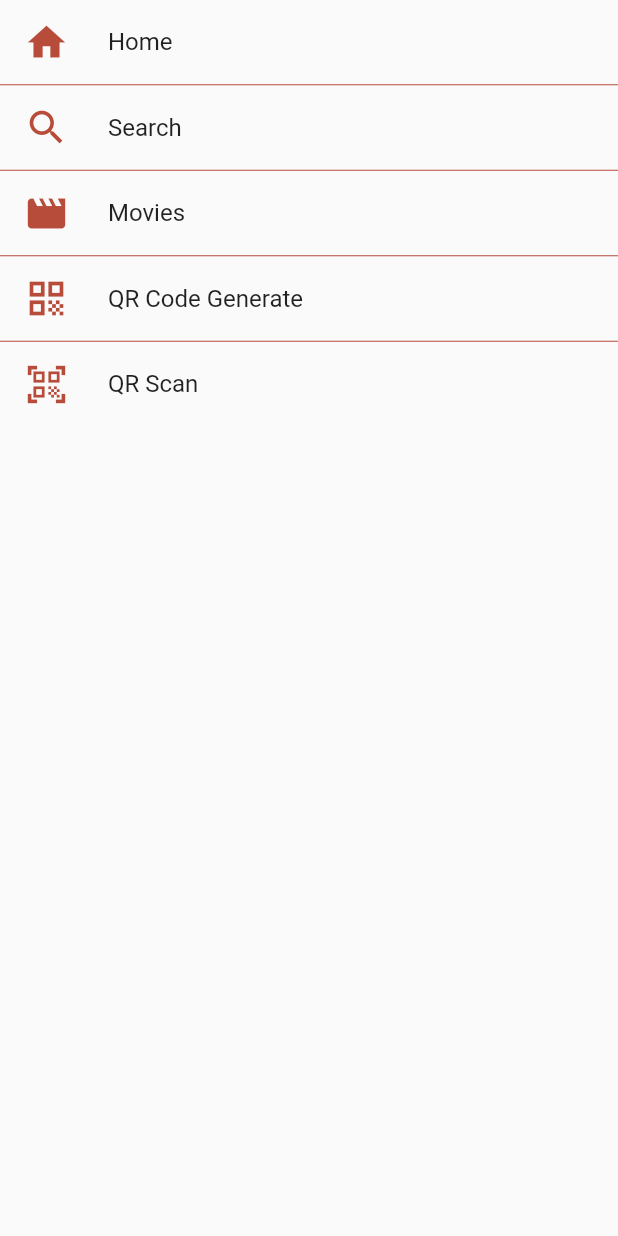
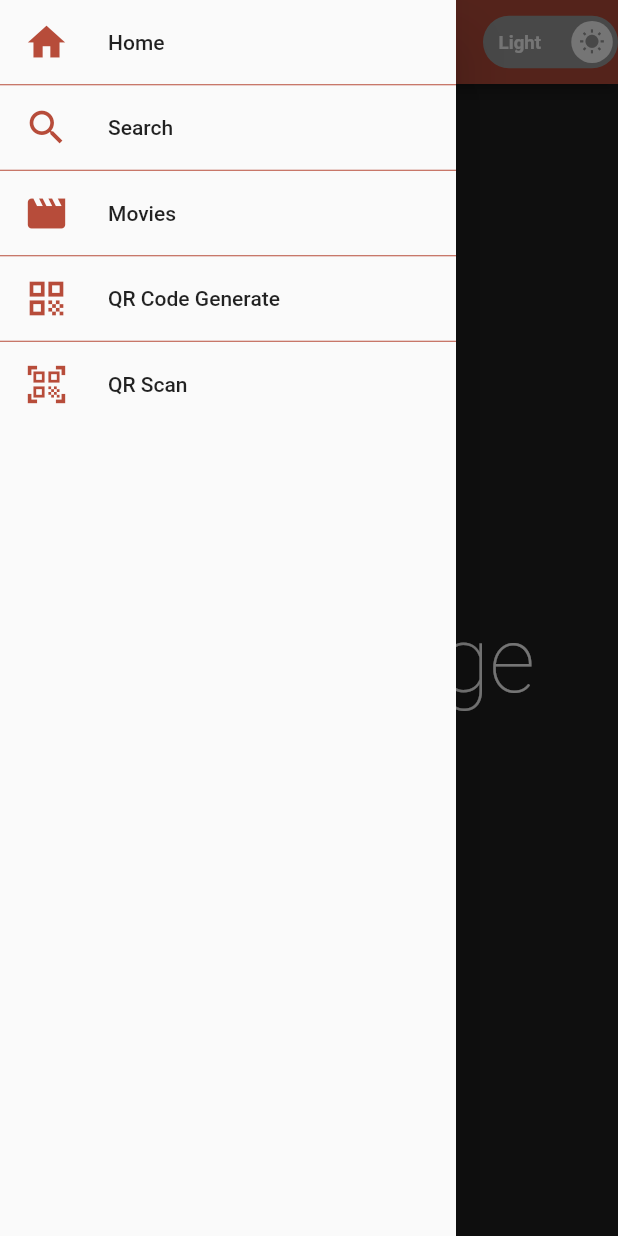
Before and after one commit to movity-mobile/movity, a Flutter app: the screen it shows after launch, with the side drawer open (before the commit the screen has no drawer), on a phone screen of 412 x 824 dp. Run offline on Flutter 3.47's test engine with Material 2 defaults, Android fonts, the phone set to English and light mode, and no system bars; drawn by our look-alikes of lite_rolling_switch; our stand-ins replace bloc, cached_network_image, flutter_bloc, flutter_rating_bar, get, google_fonts and 2 more; missing offline and left inert: qr_code_scanner.

Commit message:
update from main

```diff
--- a/lib/pages/movies.page.dart
+++ b/lib/pages/movies.page.dart
@@ -2,6 +2,7 @@ import 'package:flutter/material.dart';
 import 'package:flutter_bloc/flutter_bloc.dart';
 import 'package:movity_app/bloc/genre.bloc.dart';
 import 'package:movity_app/bloc/movies.bloc.dart';
+import 'package:movity_app/widgets/switch.widget.dart';
 import '../widgets/drawar.widget.dart';
 import 'package:lazy_load_scrollview/lazy_load_scrollview.dart';
 import 'package:cached_network_image/cached_network_image.dart';
@@ -20,7 +21,8 @@ class MoviesPage extends StatelessWidget {
     return Scaffold(
       drawer: MyDrawer(),
       appBar: AppBar(
-        title: Text("Movies")
+        title: Text("Movies"),
+        actions: [MySwitch()],
       ),
       body: Column(
         children: [
--- a/lib/pages/qrScanner.page.dart
+++ b/lib/pages/qrScanner.page.dart
@@ -28,7 +28,6 @@ class _QRViewScannerPageState extends State<QrScannerPage> {
   @override
   Widget build(BuildContext context) {
     return Scaffold(
-      bottomNavigationBar: MyDrawer(),
       appBar: AppBar(
         title: Text(
           'QR Scanner',
--- a/lib/pages/root.view.page.dart
+++ b/lib/pages/root.view.page.dart
@@ -16,18 +16,18 @@ class RootView extends StatelessWidget {
     return BlocBuilder<ThemeBloc,ThemeState>(
         builder: (context,state){
           return MaterialApp(
-            themeMode: ThemeMode.system,
+            //themeMode: ThemeMode.system,
             theme: state.theme,
             darkTheme: state.theme,
             debugShowCheckedModeBanner: false,
             routes: {
               "/":(context)=>const HomePage(),
-              "/QR":(context)=>const QrGeneratorPage(),
-              "/scanQR": (context)=> QrScannerPage(),
-              "/search": (context)=> const SearchPage(),
-              "/movies":(context)=>const MoviesPage()
+              "/qrGenerator":(context)=>const QrGeneratorPage(),
+              "/qrScanner": (context)=> QrScannerPage(),
+              "/search": (context)=> const MoviesPage(),
+              "/movies":(context)=>const SearchPage()
             },
-            initialRoute: "/scanQR",
+            initialRoute: "/",
           );
         }
     );
--- a/pubspec.yaml
+++ b/pubspec.yaml
@@ -30,7 +30,6 @@ dependencies:
   flutter:
     sdk: flutter
   provider:
-  flutter_bloc:
   lite_rolling_switch:
   path_provider:
   qr_code_scanner:
```
